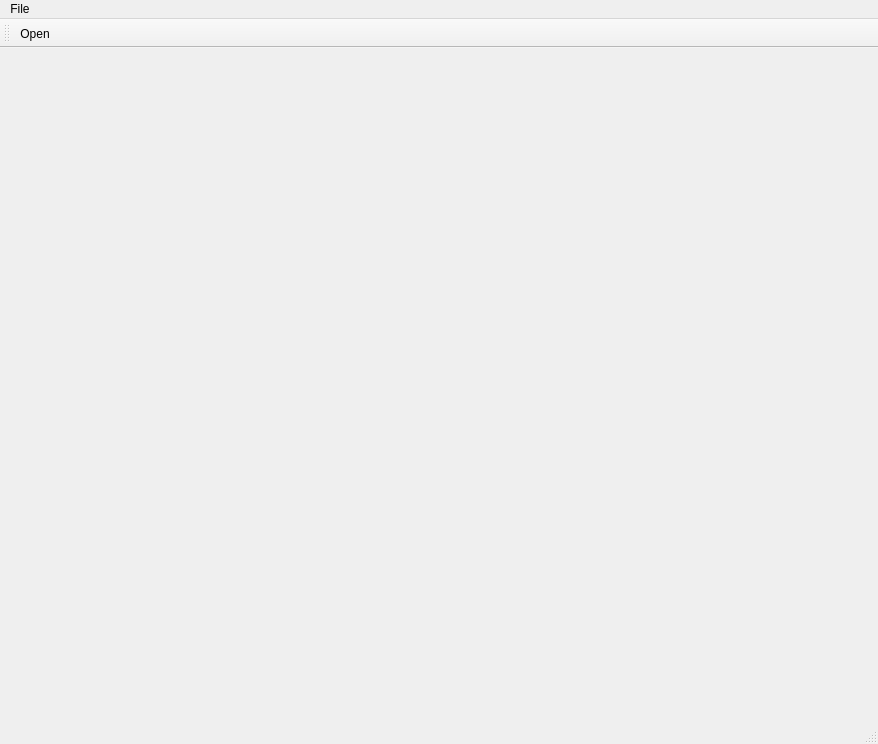
Before: the Qt Designer form dispertrack/view/GUI/form.ui in Dennis-Dispertech/DisperTrack, drawn with Qt 5.
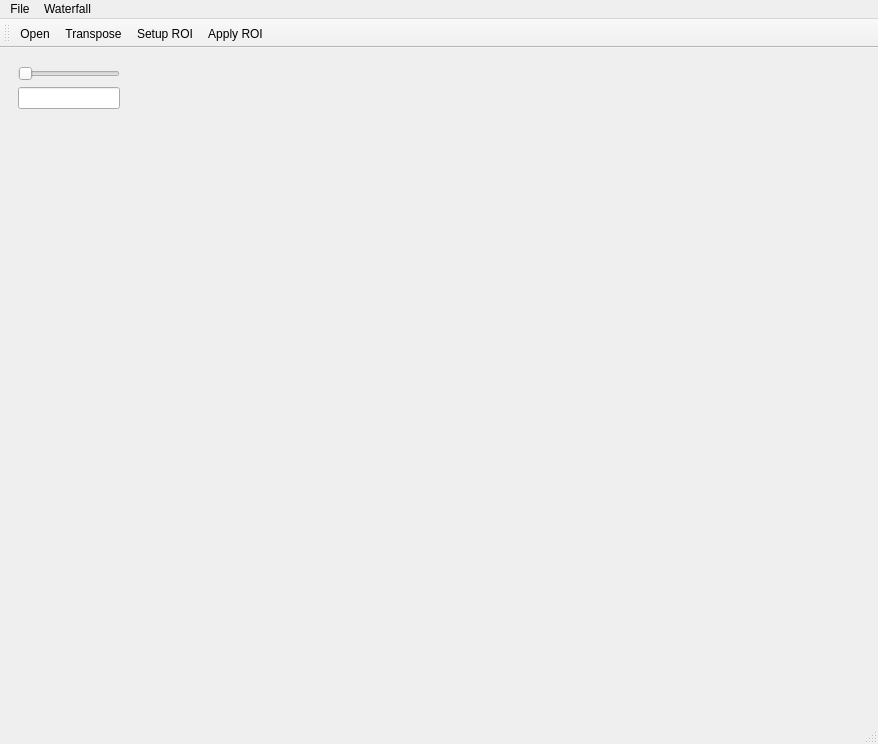
After: the same form once the commit is applied. Icons and pictures are not drawn.

```diff
--- a/dispertrack/view/GUI/form.ui
+++ b/dispertrack/view/GUI/form.ui
@@ -11,38 +11,57 @@
    </rect>
   </property>
   <property name="windowTitle">
-   <string>AnalysisWindow</string>
+   <string>Waterfall Analysis</string>
   </property>
   <widget class="QWidget" name="centralwidget">
-   <widget class="QWidget" name="widget" native="true">
-    <property name="enabled">
-     <bool>true</bool>
-    </property>
-    <property name="geometry">
-     <rect>
-      <x>12</x>
-      <y>12</y>
-      <width>120</width>
-      <height>669</height>
-     </rect>
-    </property>
-    <property name="maximumSize">
-     <size>
-      <width>120</width>
-      <height>16777215</height>
-     </size>
-    </property>
-   </widget>
-   <widget class="QWidget" name="widget_2" native="true">
-    <property name="geometry">
-     <rect>
-      <x>142</x>
-      <y>12</y>
-      <width>724</width>
-      <height>669</height>
-     </rect>
-    </property>
-   </widget>
+   <layout class="QHBoxLayout" name="horizontalLayout">
+    <item>
+     <widget class="QWidget" name="parameters_widget" native="true">
+      <property name="enabled">
+       <bool>true</bool>
+      </property>
+      <property name="maximumSize">
+       <size>
+        <width>120</width>
+        <height>16777215</height>
+       </size>
+      </property>
+      <layout class="QVBoxLayout" name="verticalLayout_2">
+       <item>
+        <widget class="QSlider" name="slider_angle">
+         <property name="maximum">
+          <number>359</number>
+         </property>
+         <property name="orientation">
+          <enum>Qt::Horizontal</enum>
+         </property>
+        </widget>
+       </item>
+       <item>
+        <widget class="QLineEdit" name="line_angle"/>
+       </item>
+       <item>
+        <spacer name="verticalSpacer">
+         <property name="orientation">
+          <enum>Qt::Vertical</enum>
+         </property>
+         <property name="sizeHint" stdset="0">
+          <size>
+           <width>20</width>
+           <height>40</height>
+          </size>
+         </property>
+        </spacer>
+       </item>
+      </layout>
+     </widget>
+    </item>
+    <item>
+     <widget class="QWidget" name="plot_widget" native="true">
+      <layout class="QGridLayout" name="gridLayout_2"/>
+     </widget>
+    </item>
+   </layout>
   </widget>
   <widget class="QMenuBar" name="menubar">
    <property name="geometry">
@@ -57,11 +76,18 @@
     <property name="title">
      <string>File</string>
     </property>
-    <addaction name="actionOpen"/>
-    <addaction name="actionSave"/>
-    <addaction name="actionSave_As"/>
+    <addaction name="action_open"/>
+   </widget>
+   <widget class="QMenu" name="menuWaterfall">
+    <property name="title">
+     <string>Waterfall</string>
+    </property>
+    <addaction name="action_transpose"/>
+    <addaction name="action_setup_roi"/>
+    <addaction name="action_apply_roi"/>
    </widget>
    <addaction name="menuFile"/>
+   <addaction name="menuWaterfall"/>
   </widget>
   <widget class="QStatusBar" name="statusbar"/>
   <widget class="QToolBar" name="toolBar">
@@ -74,12 +100,12 @@
    <attribute name="toolBarBreak">
     <bool>false</bool>
    </attribute>
-   <addaction name="actionOpen"/>
+   <addaction name="action_open"/>
+   <addaction name="action_transpose"/>
+   <addaction name="action_setup_roi"/>
+   <addaction name="action_apply_roi"/>
   </widget>
-  <action name="actionOpen">
-   <property name="checkable">
-    <bool>false</bool>
-   </property>
+  <action name="action_open">
    <property name="icon">
     <iconset>
      <normaloff>../../../../../../Downloads/folder-open-outline.svg</normaloff>../../../../../../Downloads/folder-open-outline.svg</iconset>
@@ -88,23 +114,46 @@
     <string>Open</string>
    </property>
    <property name="toolTip">
-    <string>Open File</string>
+    <string>Open waterfall</string>
    </property>
-   <property name="iconVisibleInMenu">
-    <bool>true</bool>
+   <property name="shortcut">
+    <string>Ctrl+O</string>
    </property>
-   <property name="shortcutVisibleInContextMenu">
-    <bool>true</bool>
+  </action>
+  <action name="action_transpose">
+   <property name="icon">
+    <iconset>
+     <normaloff>../../../../../../Downloads/toicon - blueprint_shuffle/blueprint_shuffle.svg</normaloff>../../../../../../Downloads/toicon - blueprint_shuffle/blueprint_shuffle.svg</iconset>
    </property>
+   <property name="text">
+    <string>Transpose</string>
+   </property>
+   <property name="toolTip">
+    <string>Transpose waterfall</string>
+   </property>
   </action>
-  <action name="actionSave">
+  <action name="action_setup_roi">
+   <property name="icon">
+    <iconset>
+     <normaloff>../../../../../../Downloads/toicon - blueprint_guide/blueprint_guide.svg</normaloff>../../../../../../Downloads/toicon - blueprint_guide/blueprint_guide.svg</iconset>
+   </property>
    <property name="text">
-    <string>Save</string>
+    <string>Setup ROI</string>
    </property>
+   <property name="toolTip">
+    <string>Setup or clear ROI line</string>
+   </property>
   </action>
-  <action name="actionSave_As">
+  <action name="action_apply_roi">
+   <property name="icon">
+    <iconset>
+     <normaloff>../../../../../../Downloads/toicon - blueprint_live/blueprint_live.svg</normaloff>../../../../../../Downloads/toicon - blueprint_live/blueprint_live.svg</iconset>
+   </property>
    <property name="text">
-    <string>Save As</string>
+    <string>Apply ROI</string>
+   </property>
+   <property name="toolTip">
+    <string>Show data iniside ROI</string>
    </property>
   </action>
  </widget>
```
